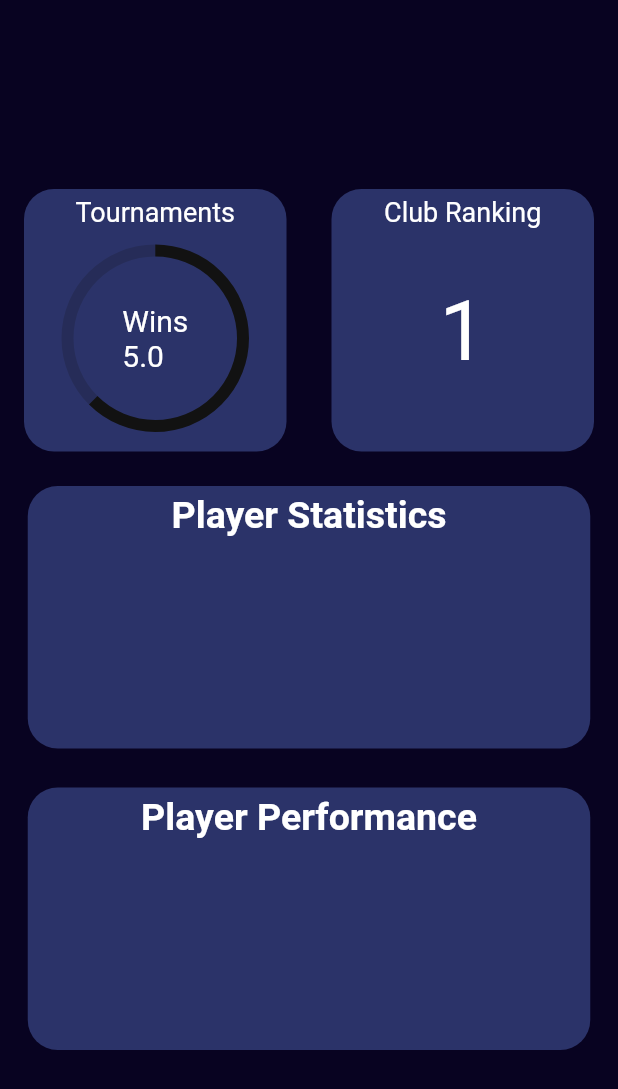
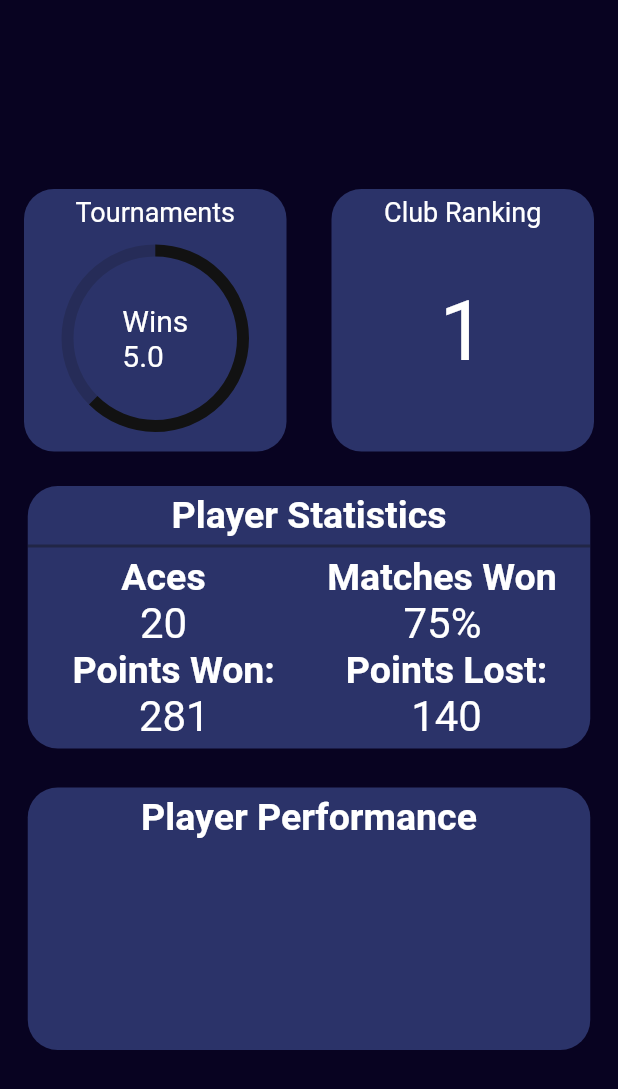
Before and after one commit to rahz/racquet_v1, a Flutter app: the MobilePlayerAssistant screen opened directly, on a phone screen of 412 x 824 dp. Shown: the top 1089 px of the screen. Run offline on Flutter 3.47's test engine with Material 2 defaults, Android fonts, the phone set to English and light mode, and no system bars; drawn by our look-alikes of pie_chart; our stand-ins replace curved_navigation_bar, line_awesome_flutter.

Commit message:
Basic UI design for player analytics screen

```diff
--- a/lib/Mobile/Pages/MobilePages/Player Analytics/Widgets/statistics.dart
+++ b/lib/Mobile/Pages/MobilePages/Player Analytics/Widgets/statistics.dart
@@ -7,20 +7,7 @@ class PlayerStatisticsBox extends StatelessWidget {
 
   @override
   Widget build(BuildContext context) {
-    // return Container(
-    //   height: 175,
-    //   width: 175,
-    //   decoration: BoxDecoration(
-    //       color: colour.AppColours.secondAccent,
-    //       borderRadius: BorderRadius.all(Radius.circular(20))),
-    // );
     return GestureDetector(
-      // onTap: (() {
-      //   Navigator.push(
-      //     context,
-      //     //MaterialPageRoute(builder: (context) => const MyClub()),
-      //   );
-      // }),
       child: Padding(
         padding: const EdgeInsets.all(8),
         child: Container(
@@ -40,6 +27,107 @@ class PlayerStatisticsBox extends StatelessWidget {
                   textAlign: TextAlign.end,
                   style: TextStyle(fontWeight: FontWeight.bold, fontSize: 25),
                 ),
+                SizedBox(height: 5),
+                Container(
+                  decoration: BoxDecoration(
+                      color:
+                          Theme.of(context).backgroundColor.withOpacity(0.4)),
+                  height: 2,
+                  width: 375,
+                ),
+                SizedBox(height: 5),
+                Table(
+                  border: TableBorder(/*horizontalInside: ,verticalInside*/),
+                  children: [
+                    TableRow(
+                      children: [
+                        TableCell(
+                          child: Row(
+                            mainAxisAlignment: MainAxisAlignment.spaceAround,
+                            children: [
+                              Padding(
+                                padding: const EdgeInsets.only(left: 40),
+                                child: Column(
+                                  children: [
+                                    Text(
+                                      "Aces",
+                                      style: TextStyle(
+                                          fontSize: 25,
+                                          fontWeight: FontWeight.bold),
+                                    ),
+                                    Text(
+                                      "20",
+                                      style: TextStyle(fontSize: 28),
+                                    )
+                                  ],
+                                ),
+                              ),
+                              Padding(
+                                padding: const EdgeInsets.only(left: 30),
+                                child: Column(
+                                  children: [
+                                    Text(
+                                      " Matches Won",
+                                      style: TextStyle(
+                                          fontSize: 25,
+                                          fontWeight: FontWeight.bold),
+                                    ),
+                                    Text(
+                                      " 75%",
+                                      style: TextStyle(fontSize: 28),
+                                    )
+                                  ],
+                                ),
+                              ),
+                            ],
+                          ),
+                        ),
+                      ],
+                    ),
+                    TableRow(
+                      children: [
+                        TableCell(
+                          child: Row(
+                            mainAxisAlignment: MainAxisAlignment.spaceAround,
+                            children: [
+                              Column(
+                                children: [
+                                  Text(
+                                    " Points Won:",
+                                    style: TextStyle(
+                                        fontSize: 25,
+                                        fontWeight: FontWeight.bold),
+                                  ),
+                                  Text(
+                                    " 281",
+                                    style: TextStyle(fontSize: 28),
+                                  ),
+                                ],
+                              ),
+                              Padding(
+                                padding: const EdgeInsets.only(right: 5.0),
+                                child: Column(
+                                  children: [
+                                    Text(
+                                      "Points Lost:",
+                                      style: TextStyle(
+                                          fontSize: 25,
+                                          fontWeight: FontWeight.bold),
+                                    ),
+                                    Text(
+                                      "140",
+                                      style: TextStyle(fontSize: 28),
+                                    ),
+                                  ],
+                                ),
+                              ),
+                            ],
+                          ),
+                        ),
+                      ],
+                    )
+                  ],
+                )
               ],
             ),
           ),
```
